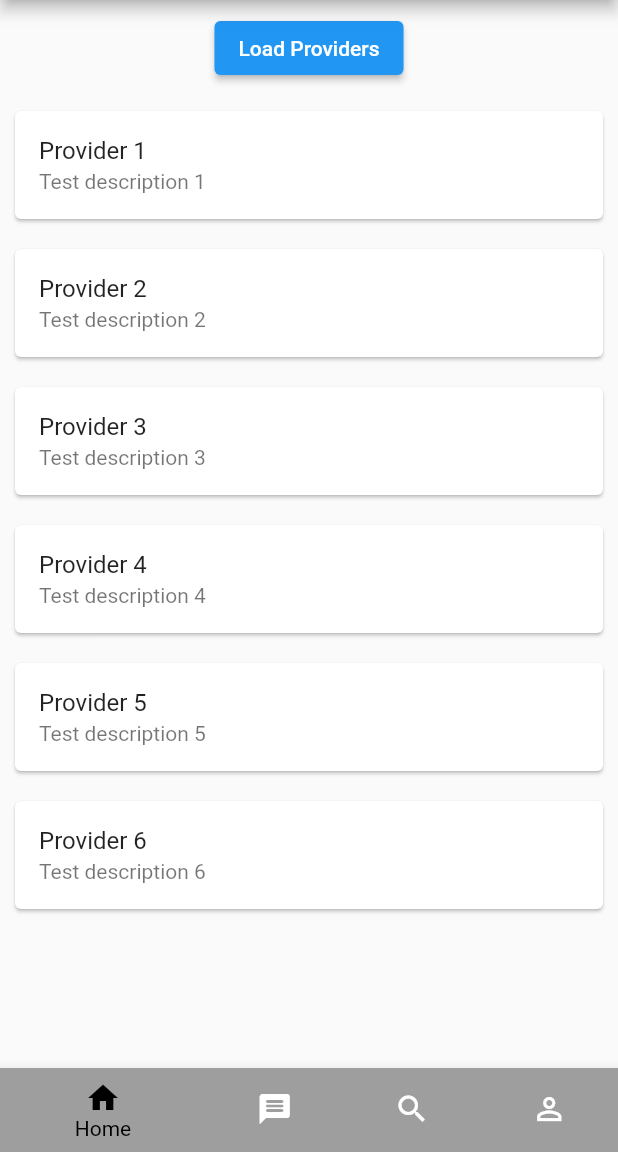
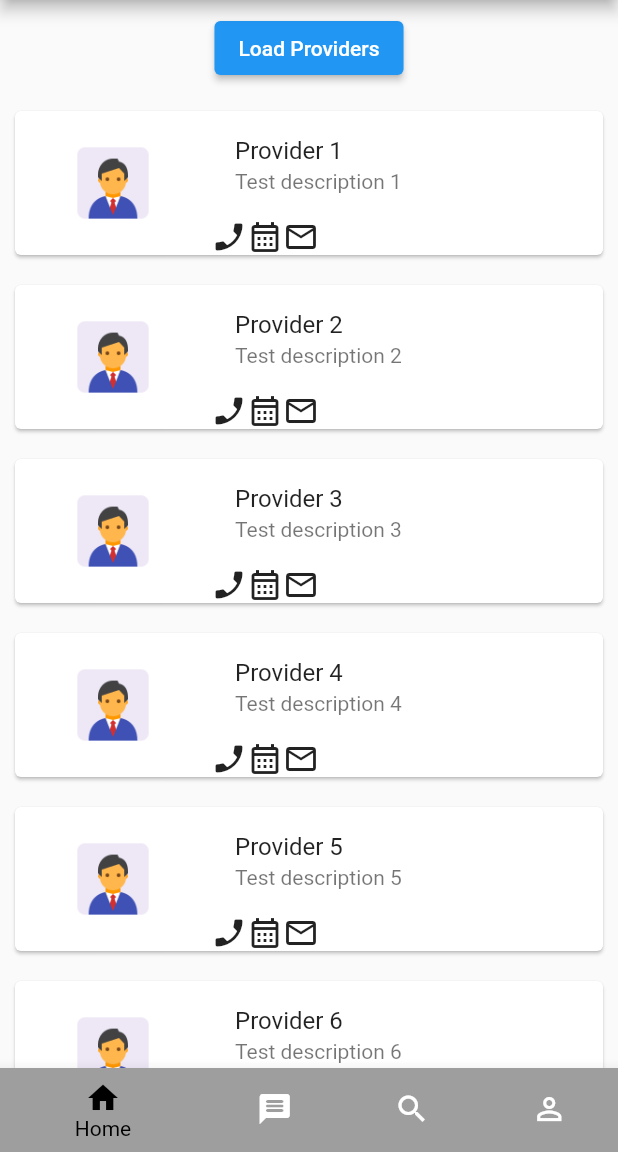
Before and after one commit to knoelljack/flutter_provider_marketplace_project, a Flutter app: the screen it shows after launch, after a tap on "Load Providers", on a phone screen of 412 x 824 dp, the part 84-1236 px from its top. Run offline on Flutter 3.47's test engine with Material 2 defaults, Android fonts, the phone set to English and light mode, and no system bars.

Commit message:
added icons to cards

```diff
--- a/assets/data/providers.json
+++ b/assets/data/providers.json
@@ -29,6 +29,16 @@
             "id" : 5,
             "name" : "Provider 6",
             "description" : "Test description 6"
+        },
+        {
+            "id" : 6,
+            "name" : "Provider 7",
+            "description" : "Test description 7"
+        },
+        {
+            "id" : 7,
+            "name" : "Provider 8",
+            "description" : "Test description 8"
         }
     ]
 }
--- a/lib/components/providers_list.dart
+++ b/lib/components/providers_list.dart
@@ -62,13 +62,41 @@ class _ProvidersListState extends State<ProvidersList> {
                     itemBuilder: (BuildContext context, index) {
                       return Card(
                         margin: const EdgeInsets.all(10.0),
-                        child: ListTile(
-                          title: Text(_providers[index]['name']),
-                          subtitle: Text(_providers[index]['description']),
+                        child: Column(
+                          children: [
+                            Row(
+                              children: [
+                                const Expanded(
+                                  flex: 1,
+                                  child: Image(
+                                    image: AssetImage(
+                                        'assets/images/default_profile_pic.png'),
+                                    height: 60,
+                                  ),
+                                ),
+                                Expanded(
+                                    flex: 2,
+                                    child: Column(
+                                      children: [
+                                        ListTile(
+                                          title:
+                                              Text(_providers[index]['name']),
+                                          subtitle: Text(
+                                              _providers[index]['description']),
+                                        ),
+                                        Row(children: const [
+                                          Icon(Icons.phone_enabled),
+                                          Icon(Icons.calendar_month_outlined),
+                                          Icon(Icons.email_outlined)
+                                        ]),
+                                      ],
+                                    ))
+                              ],
+                            )
+                          ],
                         ),
                       );
-                    }),
-              )
+                    }))
             : const Text('Click to load providers')
       ]),
     );
--- a/lib/screens/homescreen.dart
+++ b/lib/screens/homescreen.dart
@@ -26,7 +26,7 @@ class _HomeScreenState extends State<HomeScreen> {
       ),
       body:
           //INSERT LIST VIEW OF PROFILE CARDS HERE
-          ProvidersList(),
+          const ProvidersList(),
       bottomNavigationBar: const BottomNav(),
     );
   }
--- a/pubspec.yaml
+++ b/pubspec.yaml
@@ -59,6 +59,7 @@ flutter:
 
   assets:
     - assets/images/
+    - assets/images/default_profile_pic.png
     - assets/data/providers.json
 
   # To add assets to your application, add an assets section, like this:
```
